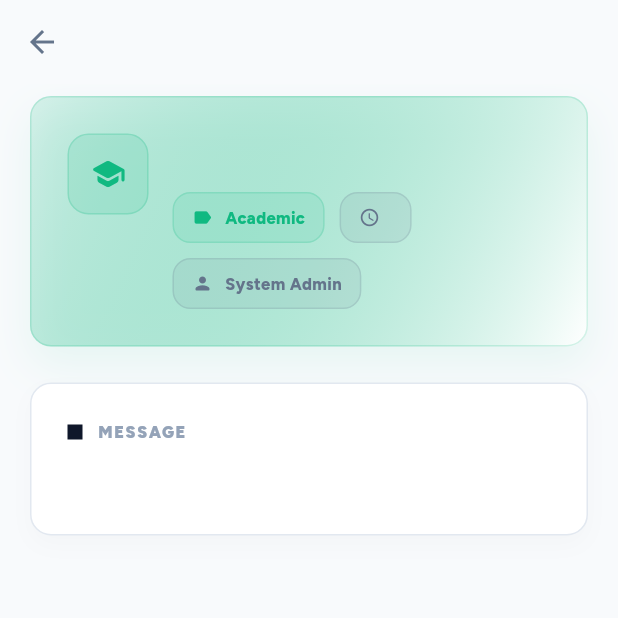
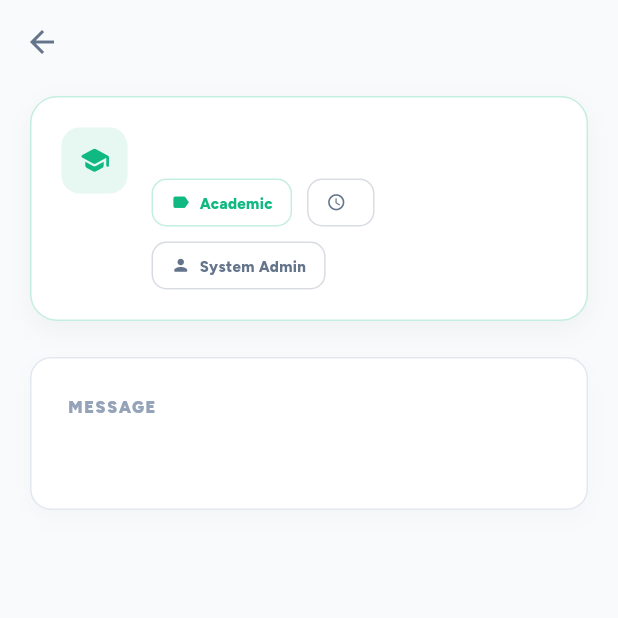
Before and after one commit to charanrajb28/myapp, a Flutter app: the _NotificationDetailScreen screen opened directly with empty values, on a phone screen of 412 x 824 dp, the top half of it. Run offline on Flutter 3.47's test engine with Material 3 defaults, Android fonts, the phone set to English and light mode, and no system bars; our stand-ins replace file_picker, firebase_auth, firebase_core, firebase_messaging, flutter_local_notifications, flutter_riverpod and 5 more; missing offline and left inert: dart:html, excel, file_selector, mailer, mobile_scanner; accounts and stored records are empty; network calls fail.

Commit message:
now errors in the student portal is resolved

```diff
--- a/lib/screens/student/feedback/send_feedback_screen.dart
+++ b/lib/screens/student/feedback/send_feedback_screen.dart
@@ -52,6 +52,9 @@ class _SendFeedbackScreenState extends State<SendFeedbackScreen> {
         'company_id': internship['company_id'],
         'type': _selectedType,
         'comment': _commentController.text.trim(),
+        // `message` is required by the original Turso feedbacks schema.
+        // Keep it populated for compatibility with existing databases.
+        'message': _commentController.text.trim(),
       });
 
       if (!mounted) return;
--- a/lib/screens/student/feedback/student_dynamic_feedback_screen.dart
+++ b/lib/screens/student/feedback/student_dynamic_feedback_screen.dart
@@ -80,6 +80,8 @@ class _StudentDynamicFeedbackScreenState extends State<StudentDynamicFeedbackScr
         'company_id': companyRes['company_id'],
         'type': 'Final Feedback',
         'comment': 'Final Internship Feedback form submitted.',
+        // `message` is required by the original Turso feedbacks schema.
+        'message': 'Final Internship Feedback form submitted.',
         'form_responses': _responses,
       });
 
--- a/lib/screens/student/notifications/student_notifications_screen.dart
+++ b/lib/screens/student/notifications/student_notifications_screen.dart
@@ -367,23 +367,16 @@ class _NotificationDetailScreen extends StatelessWidget {
           children: [
             Container(
               width: double.infinity,
-              padding: const EdgeInsets.all(24),
+              padding: const EdgeInsets.all(20),
               decoration: BoxDecoration(
-                gradient: LinearGradient(
-                  colors: [
-                    accent.withValues(alpha: 0.14),
-                    Colors.white,
-                  ],
-                  begin: Alignment.topLeft,
-                  end: Alignment.bottomRight,
-                ),
-                borderRadius: BorderRadius.circular(14),
-                border: Border.all(color: accent.withValues(alpha: 0.18)),
+                color: Colors.white,
+                borderRadius: BorderRadius.circular(18),
+                border: Border.all(color: accent.withValues(alpha: 0.25)),
                 boxShadow: [
                   BoxShadow(
-                    color: accent.withValues(alpha: 0.08),
-                    blurRadius: 24,
-                    offset: const Offset(0, 12),
+                    color: Colors.black.withValues(alpha: 0.04),
+                    blurRadius: 14,
+                    offset: const Offset(0, 6),
                   ),
                 ],
               ),
@@ -394,17 +387,16 @@ class _NotificationDetailScreen extends StatelessWidget {
                     crossAxisAlignment: CrossAxisAlignment.start,
                     children: [
                       Container(
-                        width: 54,
-                        height: 54,
+                        width: 44,
+                        height: 44,
                         decoration: BoxDecoration(
-                          color: accent.withValues(alpha: 0.12),
-                          borderRadius: BorderRadius.circular(14),
-                          border: Border.all(color: accent.withValues(alpha: 0.20)),
+                          color: accent.withValues(alpha: 0.10),
+                          borderRadius: BorderRadius.circular(12),
                         ),
                         child: Icon(
                           _typeIcon(item.type),
                           color: accent,
-                          size: 24,
+                          size: 21,
                         ),
                       ),
                       const SizedBox(width: 16),
@@ -415,7 +407,7 @@ class _NotificationDetailScreen extends StatelessWidget {
                             Text(
                               item.title,
                               style: const TextStyle(
-                                fontSize: 24,
+                                fontSize: 20,
                                 fontWeight: FontWeight.w900,
                                 color: Color(0xFF0F172A),
                                 letterSpacing: -0.5,
@@ -499,19 +491,19 @@ class _NotificationDetailScreen extends StatelessWidget {
     return Container(
       padding: const EdgeInsets.symmetric(horizontal: 12, vertical: 8),
       decoration: BoxDecoration(
-        color: color.withValues(alpha: 0.10),
-        borderRadius: BorderRadius.circular(12),
-        border: Border.all(color: color.withValues(alpha: 0.18)),
+        color: Colors.white,
+        borderRadius: BorderRadius.circular(10),
+        border: Border.all(color: color.withValues(alpha: 0.25)),
       ),
       child: Row(
         mainAxisSize: MainAxisSize.min,
         children: [
-          Icon(icon, size: 14, color: color),
-          const SizedBox(width: 8),
+           Icon(icon, size: 13, color: color),
+           const SizedBox(width: 6),
           Text(
             label,
             style: TextStyle(
-              fontSize: 11,
+               fontSize: 10,
               fontWeight: FontWeight.w800,
               color: color,
             ),
@@ -522,15 +514,7 @@ class _NotificationDetailScreen extends StatelessWidget {
   }
 
   Widget _sectionLabel(String label) {
-    return Row(
-      children: [
-        Container(
-          width: 10,
-          height: 10,
-          color: const Color(0xFF0F172A),
-        ),
-        const SizedBox(width: 10),
-        Text(
+    return Text(
       label,
       style: const TextStyle(
         fontSize: 11,
@@ -538,8 +522,6 @@ class _NotificationDetailScreen extends StatelessWidget {
         color: Color(0xFF94A3B8),
         letterSpacing: 1.1,
       ),
-        ),
-      ],
     );
   }
 
```
Also changed, not shown: lib/screens/student/dashboard/student_dashboard_screen.dart (+10 -39 lines), lib/screens/student/student_portal_repository.dart (+47 -11 lines), 3 other files. Lines whose indentation alone changed are shown as unchanged.
